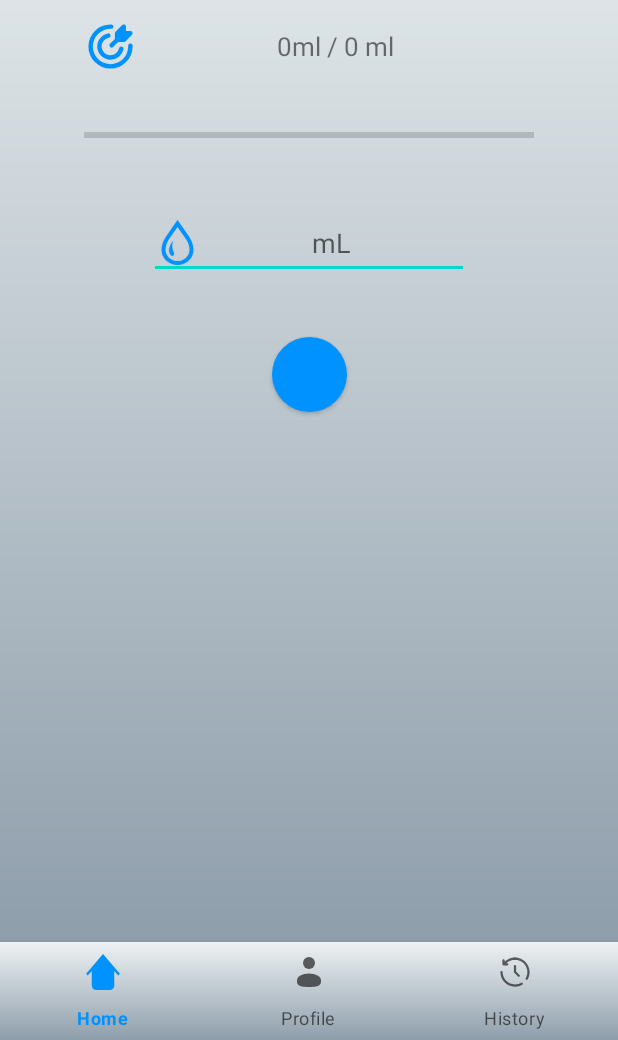
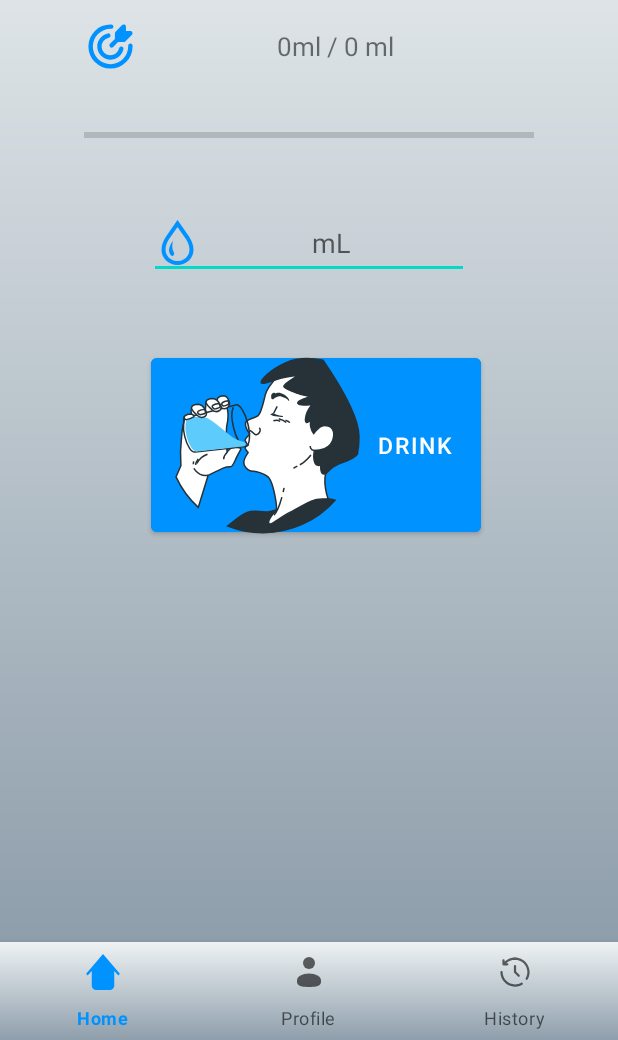
Before and after one commit to SaggyMassiveFuckingSackOfCode/AquaTake, an Android app: the FirstFragment screen opened directly, with no data from a screen before it, on a phone screen of 412 x 824 dp, the part 196-1236 px from its top. Run offline under Robolectric (Android 15) with nearby library versions, the light colour scheme and no system bars; 3 statements that could not run were skipped.

Commit message:
BAGONG TAON BAGONG BUHAY

```diff
--- a/app/src/main/res/layout/fragment_first.xml
+++ b/app/src/main/res/layout/fragment_first.xml
@@ -63,21 +63,23 @@
 
     <Button
         android:id="@+id/btnDrink"
-        android:layout_width="50dp"
-        android:layout_height="50dp"
-        android:layout_marginTop="20dp"
-        android:background="@drawable/sirkol_button"
-        android:drawableStart="@drawable/freepik__bottle_of_water__inject_54"
-        android:elevation="10dp"
+        android:layout_width="220dp"
+        android:layout_height="128dp"
+        android:drawableLeft="@drawable/freepik__character__inject_33"
+        android:elevation="8dp"
         android:gravity="center"
         android:onClick="onClickDrink"
+        android:text="Drink"
         android:textColor="#FFFFFF"
-        android:textSize="16sp"
+        android:textSize="15sp"
+        android:backgroundTint="#0092ff"
+        android:backgroundTintMode="src_in"
         app:layout_constraintBottom_toBottomOf="parent"
-        app:layout_constraintEnd_toEndOf="@+id/etAmount"
-        app:layout_constraintStart_toStartOf="@+id/etAmount"
-        app:layout_constraintTop_toBottomOf="@+id/etAmount"
-        app:layout_constraintVertical_bias="0.05" />
+        app:layout_constraintEnd_toEndOf="parent"
+        app:layout_constraintHorizontal_bias="0.526"
+        app:layout_constraintStart_toStartOf="parent"
+        app:layout_constraintTop_toTopOf="@+id/etAmount"
+        app:layout_constraintVertical_bias="0.261" />
 
 
 </androidx.constraintlayout.widget.ConstraintLayout>
```
